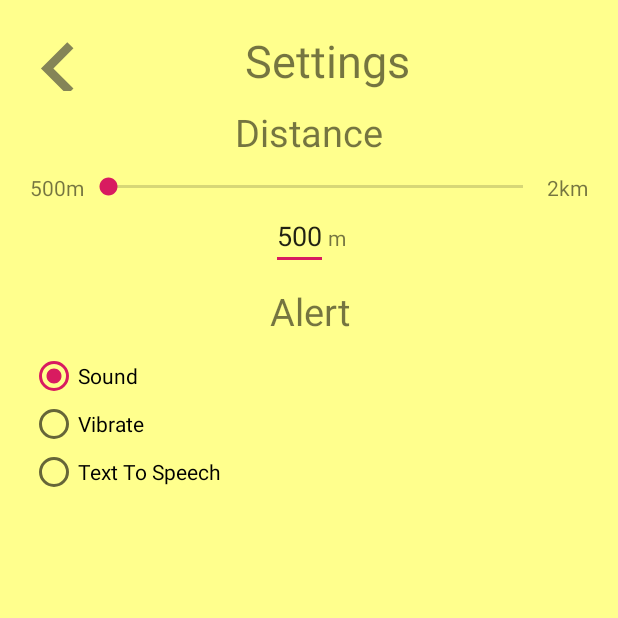
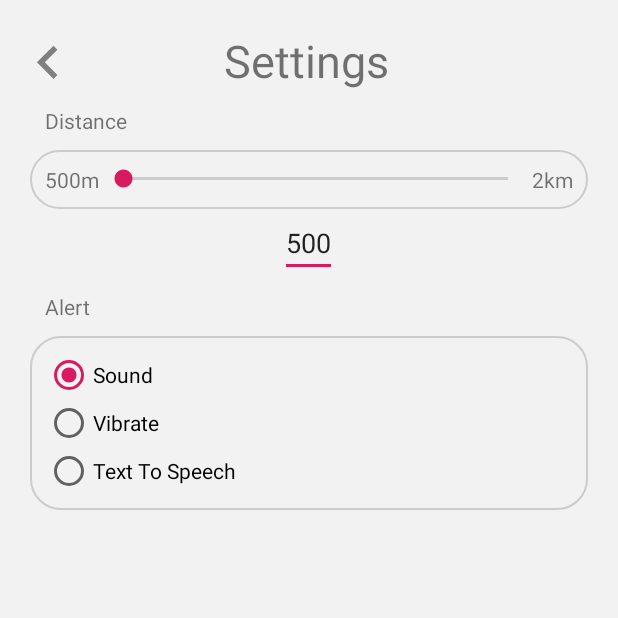
Before and after one commit to Dhillon-Prabh/WatchOut, an Android app: the screen it shows after launch (SettingsActivity), after a tap on an icon or button, on a phone screen of 412 x 824 dp, the top half of it. Run offline under Robolectric (Android 15) with nearby library versions, the phone set to English and light mode, and no system bars; libraries missing offline, so code that uses them is left out: jp.wasabeef.blurry.

Commit message:
ui complete

```diff
--- /dev/null
+++ b/app/src/main/res/drawable/customerborder.xml
@@ -0,0 +1,6 @@
+<?xml version="1.0" encoding="UTF-8"?>
+<shape xmlns:android="http://schemas.android.com/apk/res/android" android:shape="rectangle">
+    <corners android:radius="20dp"/>
+    <padding android:left="10dp" android:right="10dp" android:top="10dp" android:bottom="10dp"/>
+    <stroke android:width="1dp" android:color="#CCCCCC"/>
+</shape>
--- a/app/src/main/res/layout/activity_settings.xml
+++ b/app/src/main/res/layout/activity_settings.xml
@@ -5,26 +5,29 @@
     android:orientation="vertical"
     android:layout_width="match_parent"
     android:layout_height="match_parent"
-    android:background="#FFFF8D"
+    android:background="#f2f2f2"
     android:padding="20dp">
 
     <LinearLayout
-        android:layout_width="match_parent"
+        android:layout_width="371dp"
         android:layout_height="wrap_content">
 
-        <Button
+        <ImageButton
             android:id="@+id/back_btn"
-            android:layout_width="38dp"
-            android:layout_height="38dp"
+            android:layout_width="wrap_content"
+            android:layout_height="wrap_content"
+            android:layout_marginEnd="10dp"
             android:layout_marginRight="10dp"
-            android:background="@drawable/back_icon"
-            android:onClick="clickBack"/>
+            android:layout_marginTop="10dp"
+            android:background="@null"
+            android:onClick="clickBack"
+            app:srcCompat="@drawable/back_icon" />
 
         <TextView
             android:id="@+id/settings_title"
-            android:layout_marginStart="95dp"
             android:layout_width="wrap_content"
             android:layout_height="wrap_content"
+            android:layout_marginStart="95dp"
             android:text="@string/settings"
             android:textSize="30sp" />
 
@@ -34,14 +37,13 @@
         android:id="@+id/distance_title"
         android:layout_width="wrap_content"
         android:layout_height="wrap_content"
-        android:layout_gravity="center"
         android:layout_margin="10dp"
-        android:textSize="25sp"
         android:text="@string/distance" />
 
         <LinearLayout
             android:layout_width="match_parent"
-        android:layout_height="wrap_content">
+            android:layout_height="wrap_content"
+            android:background="@drawable/customerborder">
             <TextView
                 android:id="@+id/min_distance"
                 android:layout_width="wrap_content"
@@ -59,36 +61,28 @@
                 android:text="@string/max_distance" />
         </LinearLayout>
 
-    <LinearLayout
-        android:layout_width="wrap_content"
-        android:layout_height="wrap_content"
-        android:layout_gravity="center">
         <EditText
             android:id="@+id/distance_selected"
             android:layout_width="wrap_content"
             android:layout_height="wrap_content"
-            android:inputType="numberSigned"/>
-        <TextView
-            android:id="@+id/meter"
-            android:layout_width="wrap_content"
-            android:layout_height="wrap_content"
-            android:text="@string/meter"/>
-    </LinearLayout>
+            android:layout_gravity="center"
+            android:inputType="numberSigned"
+            android:text="750"/>
 
     <TextView
-        android:id="@+id/alert_text"
+        android:id="@+id/alertText"
         android:layout_width="match_parent"
         android:layout_height="wrap_content"
-        android:gravity="center"
+        android:layout_gravity="center"
         android:layout_margin="10dp"
-        android:textSize="25sp"
         android:text="@string/alert_option" />
 
     <RadioGroup
         android:id="@+id/alertOption"
         android:layout_width="match_parent"
         android:layout_height="wrap_content"
-        android:orientation="vertical">
+        android:orientation="vertical"
+        android:background="@drawable/customerborder">
 
         <RadioButton
             android:id="@+id/sound_option"
```
Lines whose indentation alone changed are shown as unchanged.
